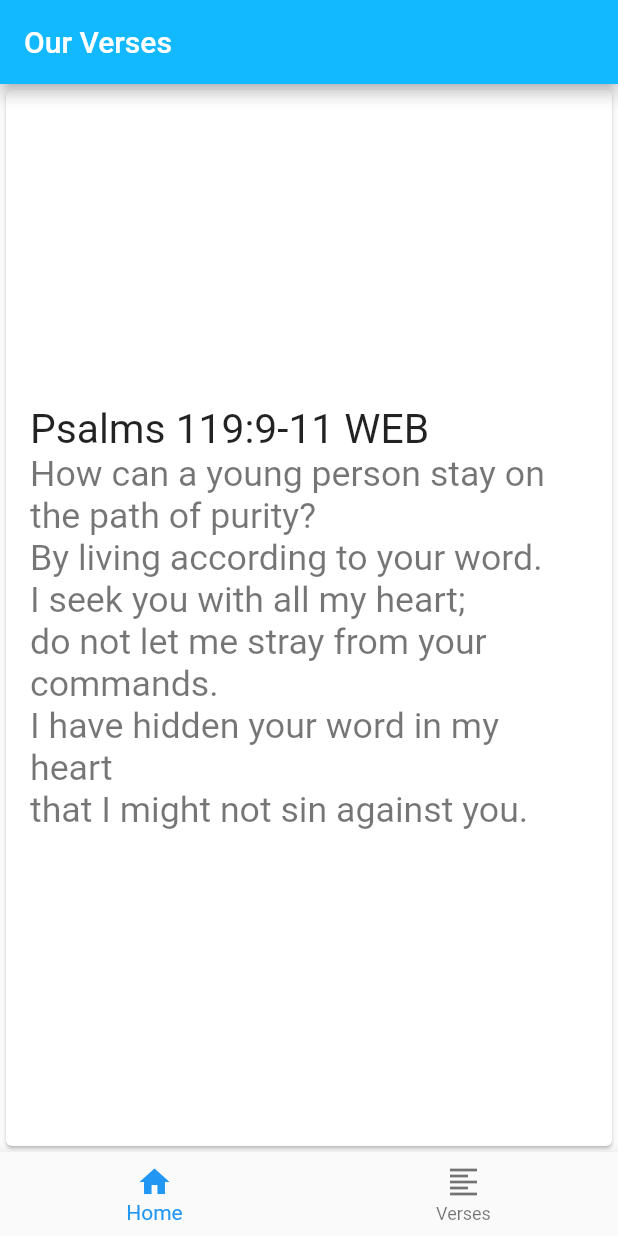
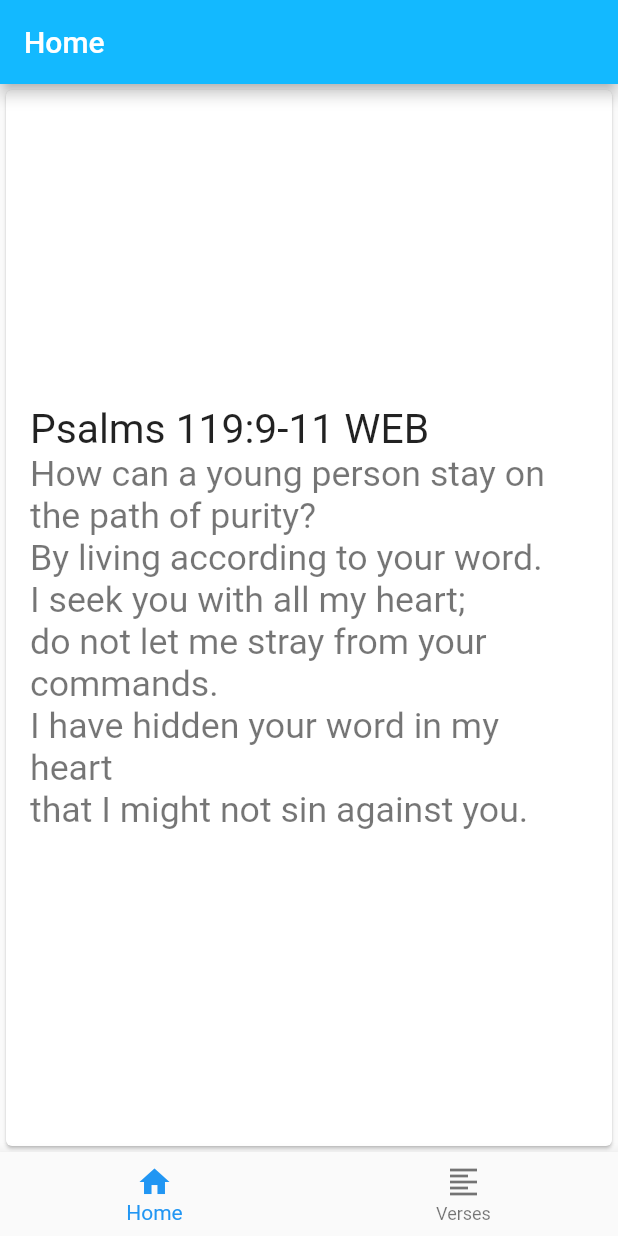
Before and after one commit to neiljaywarner/ourverses, a Flutter app: the screen it shows after launch, on a phone screen of 412 x 824 dp. Run offline on Flutter 3.47's test engine with Material 2 defaults, Android fonts, the light colour scheme and no system bars; our stand-ins replace bloc, firebase_core, flutter_bloc, flutter_hooks, hooks_riverpod; accounts and stored records are empty; generated files the repository leaves out were written again.

Commit message:
Fixes OUR-46

```diff
--- a/lib/home/home_screen.dart
+++ b/lib/home/home_screen.dart
@@ -12,9 +12,10 @@ class HomeScreen extends HookConsumerWidget {
   @override
   Widget build(BuildContext context, WidgetRef ref) {
     final _selectedIndex = useState(0);
+    final appBarTitle =  (_selectedIndex.value == 0) ? 'Home' : 'Verses';
 
     return Scaffold(
-    appBar: AppBar(title: const Text('Our Verses'),),
+    appBar: AppBar(title: Text(appBarTitle),),
     bottomNavigationBar: BottomNavigationBar(
         items: const <BottomNavigationBarItem>[
           BottomNavigationBarItem(icon: Icon(Icons.home), label: 'Home',),
```
